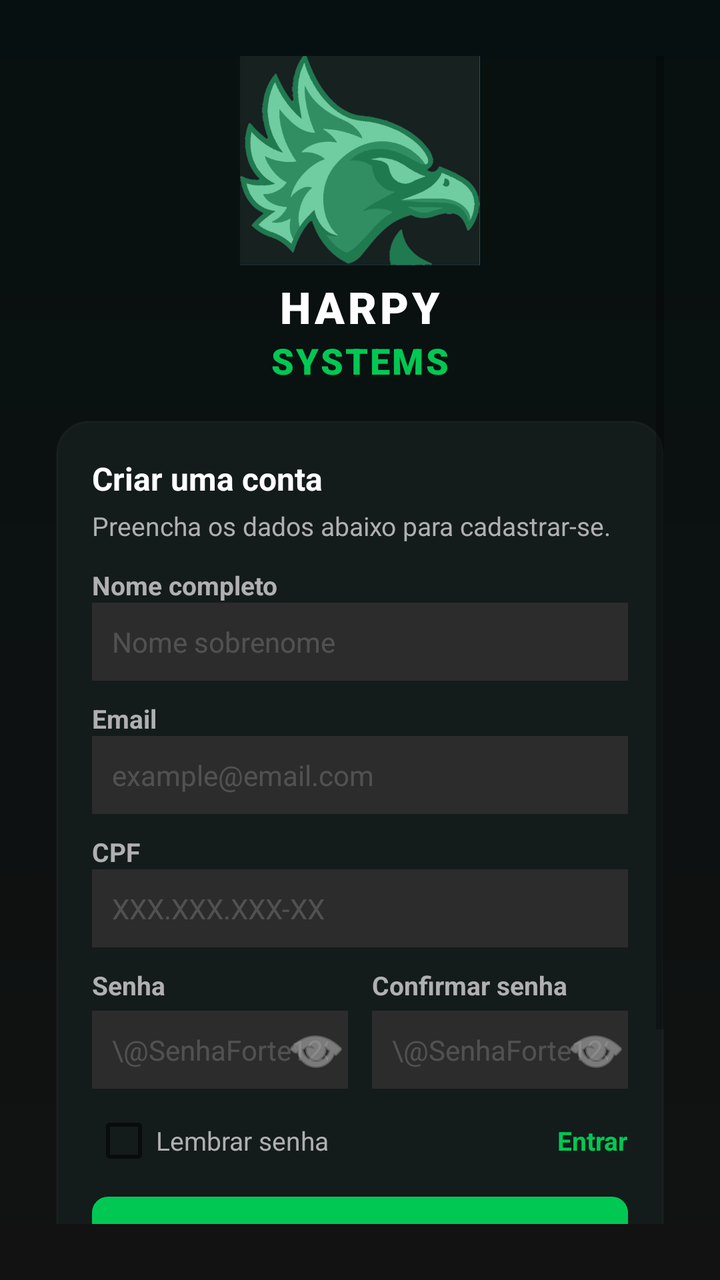
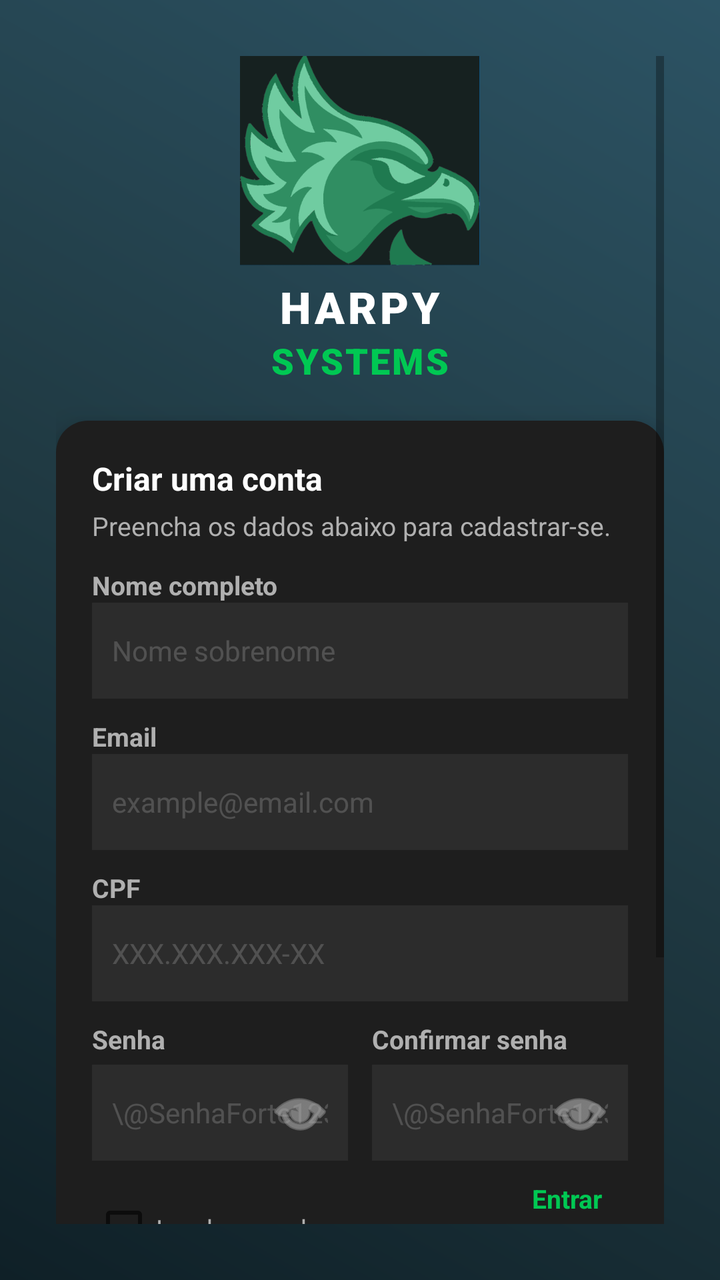

Screens rendered from an Android XML layout before and after an edit, with the pre-edit source and the edit as a unified diff.
<!-- AndroidManifest.xml: application theme Theme.FinalProject -->
<!-- res/layout/activity_register.xml -->
<?xml version="1.0" encoding="utf-8"?>
<androidx.constraintlayout.widget.ConstraintLayout xmlns:android="http://schemas.android.com/apk/res/android"
    xmlns:app="http://schemas.android.com/apk/res-auto"
    android:layout_width="match_parent"
    android:layout_height="match_parent"
    android:background="@drawable/bg_login_gradient"
    android:padding="28dp">

    <ScrollView
        android:id="@+id/scrollRegister"
        android:layout_width="0dp"
        android:layout_height="0dp"
        android:fillViewport="true"
        app:layout_constraintTop_toTopOf="parent"
        app:layout_constraintBottom_toBottomOf="parent"
        app:layout_constraintStart_toStartOf="parent"
        app:layout_constraintEnd_toEndOf="parent">

        <LinearLayout
            android:id="@+id/register_wrap"
            android:layout_width="match_parent"
            android:layout_height="wrap_content"
            android:orientation="vertical"
            android:gravity="center_horizontal">

            
            <LinearLayout
                android:id="@+id/register_logo"
                android:layout_width="wrap_content"
                android:layout_height="wrap_content"
                android:orientation="vertical"
                android:gravity="center_horizontal"
                android:layout_marginBottom="18dp">

                <ImageView
                    android:id="@+id/imgLogoRegister"
                    android:layout_width="120dp"
                    android:layout_height="wrap_content"
                    android:adjustViewBounds="true"
                    android:src="@drawable/harpysystem" />

                <LinearLayout
                    android:layout_width="wrap_content"
                    android:layout_height="wrap_content"
                    android:orientation="vertical"
                    android:gravity="center_horizontal"
                    android:layout_marginTop="6dp">

                    <TextView
                        android:id="@+id/tvCadBrandTop"
                        android:layout_width="wrap_content"
                        android:layout_height="wrap_content"
                        android:text="HARPY"
                        android:textColor="@color/hs_text"
                        android:textSize="22sp"
                        android:textStyle="bold"
                        android:letterSpacing="0.08"
                        android:fontFamily="sans-serif-black" />

                    <TextView
                        android:id="@+id/tvCadBrandBottom"
                        android:layout_width="wrap_content"
                        android:layout_height="wrap_content"
                        android:text="SYSTEMS"
                        android:textColor="@color/hs_accent"
                        android:textSize="18sp"
                        android:textStyle="bold"
                        android:letterSpacing="0.06"
                        android:fontFamily="sans-serif-black" />
                </LinearLayout>
            </LinearLayout>

            
            <LinearLayout
                android:id="@+id/register_card"
                android:layout_width="match_parent"
                android:layout_height="wrap_content"
                android:background="@drawable/bg_login_card"
                android:padding="18dp"
                android:elevation="10dp"
                android:orientation="vertical">

                <TextView
                    android:id="@+id/tvRegisterTitle"
                    android:layout_width="wrap_content"
                    android:layout_height="wrap_content"
                    android:text="Criar uma conta"
                    android:textColor="@color/hs_text"
                    android:textSize="16sp"
                    android:textStyle="bold" />

                <TextView
                    android:id="@+id/tvRegisterLead"
                    android:layout_width="wrap_content"
                    android:layout_height="wrap_content"
                    android:text="Preencha os dados abaixo para cadastrar-se."
                    android:textColor="@color/hs_muted"
                    android:textSize="13sp"
                    android:layout_marginTop="4dp" />

                
                <LinearLayout
                    android:id="@+id/fieldFullName"
                    android:layout_width="match_parent"
                    android:layout_height="wrap_content"
                    android:orientation="vertical"
                    android:layout_marginTop="12dp">

                    <TextView
                        android:layout_width="wrap_content"
                        android:layout_height="wrap_content"
                        android:text="Nome completo"
                        android:textColor="@color/hs_muted"
                        android:textSize="13sp"
                        android:textStyle="bold" />

                    <EditText
                        android:id="@+id/etFullName"
                        android:layout_width="match_parent"
                        android:layout_height="wrap_content"
                        android:hint="Nome sobrenome"
                        android:padding="10dp"
                        android:background="@color/hs_input"
                        android:textColor="@color/hs_text"
                        android:textColorHint="#2DFFFFFF"
                        android:textSize="14sp"
                        android:inputType="textPersonName" />

                    <TextView
                        android:id="@+id/tvNameError"
                        android:layout_width="wrap_content"
                        android:layout_height="wrap_content"
                        android:text="Informe seu nome completo."
                        android:textSize="13sp"
                        android:textColor="@color/hs_danger"
                        android:visibility="gone"
                        android:layout_marginTop="4dp" />
                </LinearLayout>

                
                <LinearLayout
                    android:id="@+id/fieldEmail"
                    android:layout_width="match_parent"
                    android:layout_height="wrap_content"
                    android:orientation="vertical"
                    android:layout_marginTop="10dp">

                    <TextView
                        android:layout_width="wrap_content"
                        android:layout_height="wrap_content"
                        android:text="Email"
                        android:textColor="@color/hs_muted"
                        android:textSize="13sp"
                        android:textStyle="bold" />

                    <EditText
                        android:id="@+id/etEmail"
                        android:layout_width="match_parent"
                        android:layout_height="wrap_content"
                        android:hint="example@email.com"
                        android:padding="10dp"
                        android:background="@color/hs_input"
                        android:textColor="@color/hs_text"
                        android:textColorHint="#2DFFFFFF"
                        android:textSize="14sp"
                        android:inputType="textEmailAddress" />

                    <TextView
                        android:id="@+id/tvEmailError"
                        android:layout_width="wrap_content"
                        android:layout_height="wrap_content"
                        android:text="Email inválido."
                        android:textSize="13sp"
                        android:textColor="@color/hs_danger"
                        android:visibility="gone"
                        android:layout_marginTop="4dp" />
                </LinearLayout>

                
                <LinearLayout
                    android:id="@+id/fieldCpf"
                    android:layout_width="match_parent"
                    android:layout_height="wrap_content"
                    android:orientation="vertical"
                    android:layout_marginTop="10dp">

                    <TextView
                        android:layout_width="wrap_content"
                        android:layout_height="wrap_content"
                        android:text="CPF"
                        android:textColor="@color/hs_muted"
                        android:textSize="13sp"
                        android:textStyle="bold" />

                    <EditText
                        android:id="@+id/etCpf"
                        android:layout_width="match_parent"
                        android:layout_height="wrap_content"
                        android:hint="XXX.XXX.XXX-XX"
                        android:padding="10dp"
                        android:background="@color/hs_input"
                        android:textColor="@color/hs_text"
                        android:textColorHint="#2DFFFFFF"
                        android:textSize="14sp"
                        android:inputType="number" />

                    <TextView
                        android:id="@+id/tvUserError"
                        android:layout_width="wrap_content"
                        android:layout_height="wrap_content"
                        android:text="Por favor informe email ou CPF válido."
                        android:textSize="13sp"
                        android:textColor="@color/hs_danger"
                        android:visibility="gone"
                        android:layout_marginTop="4dp" />

                </LinearLayout>

                
                <LinearLayout
                    android:id="@+id/gridPasswords"
                    android:layout_width="match_parent"
                    android:layout_height="wrap_content"
                    android:orientation="horizontal"
                    android:gravity="center_vertical"
                    android:layout_marginTop="10dp">

                    
                    <LinearLayout
                        android:layout_width="0dp"
                        android:layout_height="wrap_content"
                        android:layout_weight="1"
                        android:orientation="vertical"
                        android:layout_marginEnd="6dp">

                        <TextView
                            android:layout_width="wrap_content"
                            android:layout_height="wrap_content"
                            android:text="Senha"
                            android:textColor="@color/hs_muted"
                            android:textSize="13sp"
                            android:textStyle="bold" />

                        <androidx.constraintlayout.widget.ConstraintLayout
                            android:id="@+id/password_wrap_register"
                            android:layout_width="match_parent"
                            android:layout_height="wrap_content"
                            android:layout_marginTop="4dp">

                            <EditText
                                android:id="@+id/etPassword"
                                android:layout_width="0dp"
                                android:layout_height="wrap_content"
                                android:hint="\@SenhaForte123"
                                android:padding="10dp"
                                android:background="@color/hs_input"
                                android:textColor="@color/hs_text"
                                android:textColorHint="#2DFFFFFF"
                                android:textSize="14sp"
                                android:inputType="textPassword"
                                app:layout_constraintStart_toStartOf="parent"
                                app:layout_constraintEnd_toEndOf="parent"
                                app:layout_constraintTop_toTopOf="parent"
                                app:layout_constraintBottom_toBottomOf="parent" />

                            <ImageButton
                                android:id="@+id/btnTogglePasswordRegister"
                                android:layout_width="32dp"
                                android:layout_height="32dp"
                                android:background="@android:color/transparent"
                                android:src="@android:drawable/ic_menu_view"
                                app:tint="@color/hs_muted"
                                android:contentDescription="Mostrar senha"
                                app:layout_constraintEnd_toEndOf="@id/etPassword"
                                app:layout_constraintTop_toTopOf="@id/etPassword"
                                app:layout_constraintBottom_toBottomOf="@id/etPassword" />
                        </androidx.constraintlayout.widget.ConstraintLayout>

                        <TextView
                            android:id="@+id/tvPassError"
                            android:layout_width="wrap_content"
                            android:layout_height="wrap_content"
                            android:text="Senha deve ter ao menos 6 caracteres."
                            android:textSize="13sp"
                            android:textColor="@color/hs_danger"
                            android:visibility="gone"
                            android:layout_marginTop="4dp" />
                    </LinearLayout>

                    
                    <LinearLayout
                        android:layout_width="0dp"
                        android:layout_height="wrap_content"
                        android:layout_weight="1"
                        android:orientation="vertical"
                        android:layout_marginStart="6dp">

                        <TextView
                            android:layout_width="wrap_content"
                            android:layout_height="wrap_content"
                            android:text="Confirmar senha"
                            android:textColor="@color/hs_muted"
                            android:textSize="13sp"
                            android:textStyle="bold" />

                        <androidx.constraintlayout.widget.ConstraintLayout
                            android:id="@+id/password_confirm_wrap"
                            android:layout_width="match_parent"
                            android:layout_height="wrap_content"
                            android:layout_marginTop="4dp">

                            <EditText
                                android:id="@+id/etPasswordConfirm"
                                android:layout_width="0dp"
                                android:layout_height="wrap_content"
                                android:hint="\@SenhaForte123"
                                android:padding="10dp"
                                android:background="@color/hs_input"
                                android:textColor="@color/hs_text"
                                android:textColorHint="#2DFFFFFF"
                                android:textSize="14sp"
                                android:inputType="textPassword"
                                app:layout_constraintStart_toStartOf="parent"
                                app:layout_constraintEnd_toEndOf="parent"
                                app:layout_constraintTop_toTopOf="parent"
                                app:layout_constraintBottom_toBottomOf="parent" />

                            <ImageButton
                                android:id="@+id/btnTogglePasswordConfirm"
                                android:layout_width="32dp"
                                android:layout_height="32dp"
                                android:background="@android:color/transparent"
                                android:src="@android:drawable/ic_menu_view"
                                app:tint="@color/hs_muted"
                                android:contentDescription="Mostrar senha"
                                app:layout_constraintEnd_toEndOf="@id/etPasswordConfirm"
                                app:layout_constraintTop_toTopOf="@id/etPasswordConfirm"
                                app:layout_constraintBottom_toBottomOf="@id/etPasswordConfirm" />
                        </androidx.constraintlayout.widget.ConstraintLayout>

                        <TextView
                            android:id="@+id/tvPassConfirmError"
                            android:layout_width="wrap_content"
                            android:layout_height="wrap_content"
                            android:text="As senhas não coincidem."
                            android:textSize="13sp"
                            android:textColor="@color/hs_danger"
                            android:visibility="gone"
                            android:layout_marginTop="4dp" />
                    </LinearLayout>
                </LinearLayout>


                
                <LinearLayout
                    android:id="@+id/rowRememberLogin"
                    android:layout_width="match_parent"
                    android:layout_height="wrap_content"
                    android:orientation="horizontal"
                    android:gravity="center_vertical"
                    android:layout_marginTop="10dp">

                    <CheckBox
                        android:id="@+id/cbRememberRegister"
                        android:layout_width="wrap_content"
                        android:layout_height="wrap_content"
                        android:text="Lembrar senha"
                        android:textColor="@color/hs_muted"
                        android:textSize="13sp" />

                    <View
                        android:layout_width="0dp"
                        android:layout_height="0dp"
                        android:layout_weight="1" />

                    <TextView
                        android:id="@+id/tvGoToLogin"
                        android:layout_width="wrap_content"
                        android:layout_height="wrap_content"
                        android:text="Entrar"
                        android:textColor="@color/hs_accent"
                        android:textSize="13sp"
                        android:textStyle="bold"
                        android:clickable="true"
                        android:focusable="true" />
                </LinearLayout>

                
                <Button
                    android:id="@+id/btnRegister"
                    android:layout_width="match_parent"
                    android:layout_height="wrap_content"
                    android:layout_marginTop="12dp"
                    android:minHeight="44dp"
                    android:background="@drawable/bg_btn_primary"
                    android:text="Cadastrar"
                    android:textAllCaps="false"
                    android:textColor="@android:color/white"
                    android:textSize="15sp"
                    android:textStyle="bold" />

                
                <TextView
                    android:id="@+id/tvTermsHelper"
                    android:layout_width="match_parent"
                    android:layout_height="wrap_content"
                    android:text="Ao se cadastrar, você concorda com os termos do serviço."
                    android:textColor="@color/hs_muted"
                    android:textSize="13sp"
                    android:gravity="center"
                    android:layout_marginTop="8dp" />

            </LinearLayout>

            
            <LinearLayout
                android:id="@+id/register_footer_links"
                android:layout_width="wrap_content"
                android:layout_height="wrap_content"
                android:orientation="horizontal"
                android:layout_marginTop="10dp"
                android:gravity="center">

                <TextView
                    android:id="@+id/tvAlreadyHaveAccount"
                    android:layout_width="wrap_content"
                    android:layout_height="wrap_content"
                    android:text="Já tenho conta — Entrar"
                    android:textColor="@color/hs_accent"
                    android:textSize="13sp"
                    android:textStyle="bold"
                    android:clickable="true"
                    android:focusable="true" />

                <TextView
                    android:id="@+id/tvHelp"
                    android:layout_width="wrap_content"
                    android:layout_height="wrap_content"
                    android:text="  •  Ajuda"
                    android:textColor="@color/hs_muted"
                    android:textSize="13sp"
                    android:clickable="true"
                    android:focusable="true" />
            </LinearLayout>


        </LinearLayout>

    </ScrollView>

</androidx.constraintlayout.widget.ConstraintLayout>
<!-- resources referenced by this layout -->
<resources>
  <color name="hs_accent">#00C853</color>
  <color name="hs_danger">#FF5252</color>
  <color name="hs_input">#2C2C2C</color>
  <color name="hs_muted">#B0B0B0</color>
  <color name="hs_text">#FFFFFF</color>
  <!-- drawable bg_btn_primary (drawable) -->
  <?xml version="1.0" encoding="utf-8"?>
  <shape xmlns:android="http://schemas.android.com/apk/res/android">
      <solid android:color="#00C853" /> <corners android:radius="8dp" />
  </shape>
  <!-- drawable bg_login_card (drawable) -->
  <?xml version="1.0" encoding="utf-8"?>
  <shape xmlns:android="http://schemas.android.com/apk/res/android">
      <solid android:color="#141C1B"/>
      <corners android:radius="16dp"/>
      <stroke
          android:width="1dp"
          android:color="#08FFFFFF"/>
  </shape>
  <!-- drawable bg_login_gradient (drawable) -->
  <?xml version="1.0" encoding="utf-8"?>
  <shape xmlns:android="http://schemas.android.com/apk/res/android">
      <gradient
          android:startColor="@color/hs_bg"
          android:endColor="#071010"
          android:angle="90"/>
  </shape>
  <!-- drawable harpysystem: png bitmap (drawable, 58918 bytes) -->
  <style name="Theme.FinalProject" parent="Theme.AppCompat.Light.NoActionBar" />
  <color name="hs_bg">#121212</color>
</resources>

<!-- the commit's change to res/layout/activity_register.xml (unified diff, before → after) -->
@@ -1,6 +1,7 @@
 <?xml version="1.0" encoding="utf-8"?>
 <androidx.constraintlayout.widget.ConstraintLayout xmlns:android="http://schemas.android.com/apk/res/android"
     xmlns:app="http://schemas.android.com/apk/res-auto"
+    xmlns:tools="http://schemas.android.com/tools"
     android:layout_width="match_parent"
     android:layout_height="match_parent"
     android:background="@drawable/bg_login_gradient"
@@ -124,7 +125,8 @@
                         android:textColor="@color/hs_text"
                         android:textColorHint="#2DFFFFFF"
                         android:textSize="14sp"
-                        android:inputType="textPersonName" />
+                        android:inputType="textPersonName"
+                        android:minHeight="48dp"/>
 
                     <TextView
                         android:id="@+id/tvNameError"
@@ -163,7 +165,8 @@
                         android:textColor="@color/hs_text"
                         android:textColorHint="#2DFFFFFF"
                         android:textSize="14sp"
-                        android:inputType="textEmailAddress" />
+                        android:inputType="textEmailAddress"
+                        android:minHeight="48dp"/>
 
                     <TextView
                         android:id="@+id/tvEmailError"
@@ -202,7 +205,8 @@
                         android:textColor="@color/hs_text"
                         android:textColorHint="#2DFFFFFF"
                         android:textSize="14sp"
-                        android:inputType="number" />
+                        android:inputType="number"
+                        android:minHeight="48dp"/>
 
                     <TextView
                         android:id="@+id/tvUserError"
@@ -261,19 +265,23 @@
                                 app:layout_constraintStart_toStartOf="parent"
                                 app:layout_constraintEnd_toEndOf="parent"
                                 app:layout_constraintTop_toTopOf="parent"
-                                app:layout_constraintBottom_toBottomOf="parent" />
+                                app:layout_constraintBottom_toBottomOf="parent"
+                                android:minHeight="48dp"/>
 
                             <ImageButton
                                 android:id="@+id/btnTogglePasswordRegister"
-                                android:layout_width="32dp"
-                                android:layout_height="32dp"
+                                android:layout_width="48dp"
+                                android:layout_height="48dp"
+                                android:padding="8dp"
+                                android:scaleType="fitCenter"
                                 android:background="@android:color/transparent"
+                                android:contentDescription="Mostrar senha"
                                 android:src="@android:drawable/ic_menu_view"
                                 app:tint="@color/hs_muted"
-                                android:contentDescription="Mostrar senha"
+                                app:layout_constraintBottom_toBottomOf="@id/etPassword"
                                 app:layout_constraintEnd_toEndOf="@id/etPassword"
-                                app:layout_constraintTop_toTopOf="@id/etPassword"
-                                app:layout_constraintBottom_toBottomOf="@id/etPassword" />
+                                app:layout_constraintTop_toTopOf="@id/etPassword" />
+
                         </androidx.constraintlayout.widget.ConstraintLayout>
 
                         <TextView
@@ -320,6 +328,7 @@
                                 android:textColorHint="#2DFFFFFF"
                                 android:textSize="14sp"
                                 android:inputType="textPassword"
+                                android:minHeight="48dp"
                                 app:layout_constraintStart_toStartOf="parent"
                                 app:layout_constraintEnd_toEndOf="parent"
                                 app:layout_constraintTop_toTopOf="parent"
@@ -327,15 +336,18 @@
 
                             <ImageButton
                                 android:id="@+id/btnTogglePasswordConfirm"
-                                android:layout_width="32dp"
-                                android:layout_height="32dp"
+                                android:layout_width="48dp"
+                                android:layout_height="48dp"
+                                android:padding="8dp"
+                                android:scaleType="fitCenter"
                                 android:background="@android:color/transparent"
+                                android:contentDescription="Mostrar senha"
                                 android:src="@android:drawable/ic_menu_view"
                                 app:tint="@color/hs_muted"
-                                android:contentDescription="Mostrar senha"
+                                app:layout_constraintBottom_toBottomOf="@id/etPasswordConfirm"
                                 app:layout_constraintEnd_toEndOf="@id/etPasswordConfirm"
-                                app:layout_constraintTop_toTopOf="@id/etPasswordConfirm"
-                                app:layout_constraintBottom_toBottomOf="@id/etPasswordConfirm" />
+                                app:layout_constraintTop_toTopOf="@id/etPasswordConfirm" />
+
                         </androidx.constraintlayout.widget.ConstraintLayout>
 
                         <TextView
@@ -366,7 +378,8 @@
                         android:layout_height="wrap_content"
                         android:text="Lembrar senha"
                         android:textColor="@color/hs_muted"
-                        android:textSize="13sp" />
+                        android:textSize="13sp"
+                        android:minHeight="48dp"/>
 
                     <View
                         android:layout_width="0dp"
@@ -382,7 +395,9 @@
                         android:textSize="13sp"
                         android:textStyle="bold"
                         android:clickable="true"
-                        android:focusable="true" />
+                        android:focusable="true"
+                        android:minHeight="48dp"
+                        android:minWidth="48dp"/>
                 </LinearLayout>
 
                 
@@ -391,13 +406,14 @@
                     android:layout_width="match_parent"
                     android:layout_height="wrap_content"
                     android:layout_marginTop="12dp"
-                    android:minHeight="44dp"
+                    android:minHeight="48dp"
                     android:background="@drawable/bg_btn_primary"
                     android:text="Cadastrar"
                     android:textAllCaps="false"
                     android:textColor="@android:color/white"
                     android:textSize="15sp"
-                    android:textStyle="bold" />
+                    android:textStyle="bold"
+                    android:onClick="handleRegister"/>
 
                 
                 <TextView
<!-- resource entries referenced after the edit -->
@@ -13,22 +13,19 @@
   <!-- drawable bg_login_card (drawable) -->
   <?xml version="1.0" encoding="utf-8"?>
   <shape xmlns:android="http://schemas.android.com/apk/res/android">
-      <solid android:color="#141C1B"/>
-      <corners android:radius="16dp"/>
-      <stroke
-          android:width="1dp"
-          android:color="#08FFFFFF"/>
+      <solid android:color="#1E1E1E" />
+      <corners android:radius="16dp" />
   </shape>
   <!-- drawable bg_login_gradient (drawable) -->
   <?xml version="1.0" encoding="utf-8"?>
   <shape xmlns:android="http://schemas.android.com/apk/res/android">
       <gradient
-          android:startColor="@color/hs_bg"
-          android:endColor="#071010"
-          android:angle="90"/>
+          android:startColor="#0F2027"
+          android:centerColor="#203A43"
+          android:endColor="#2C5364"
+          android:angle="45"/>
   </shape>
   <!-- drawable harpysystem: png bitmap (drawable, 58918 bytes) -->
   <style name="Theme.FinalProject" parent="Theme.AppCompat.Light.NoActionBar" />
-  <color name="hs_bg">#121212</color>
 </resources>
 
